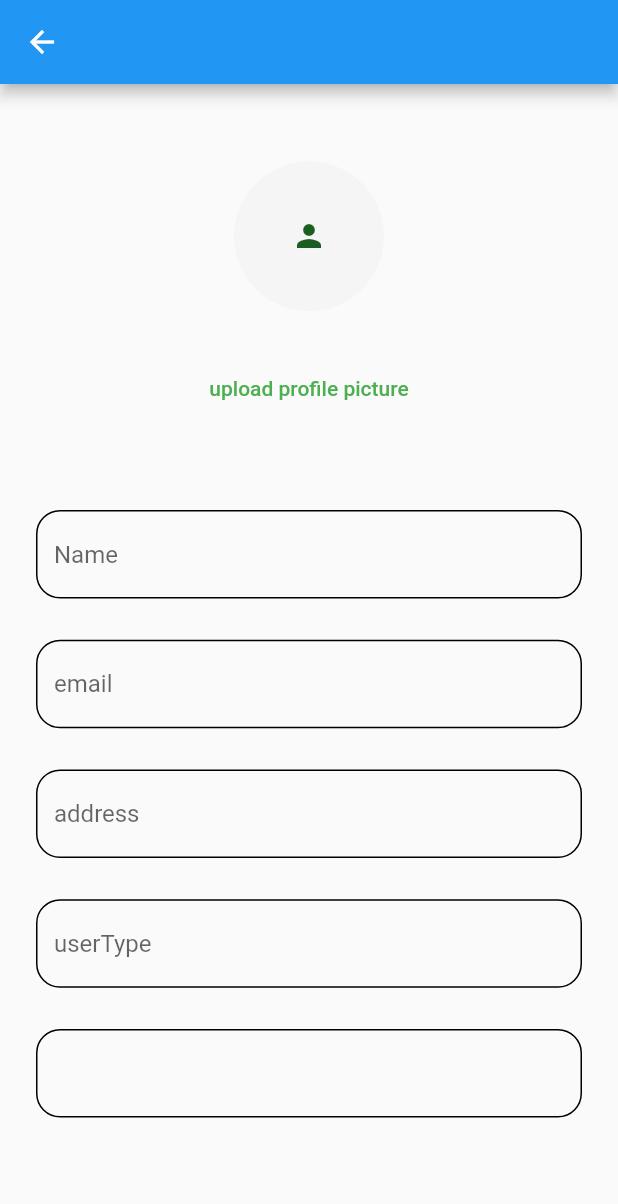
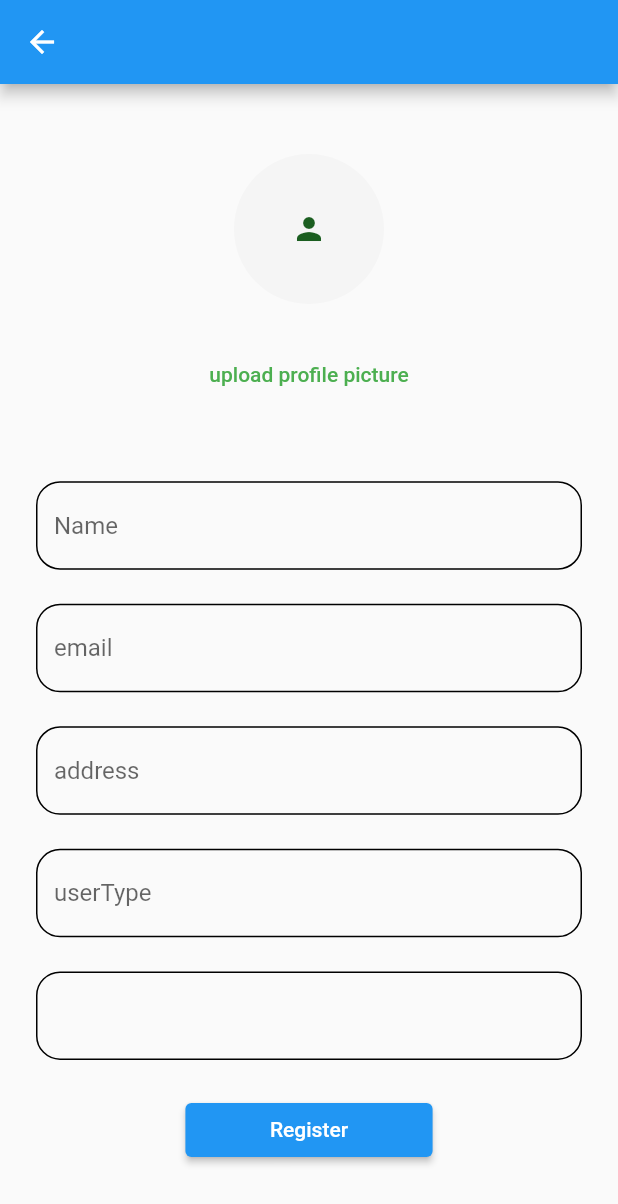
Before and after one commit to abhyas132/Food-Mattters, a Flutter app: the RegistrationScreen screen opened by its route, on a phone screen of 412 x 824 dp. Shown: the top 1204 px of the screen. Run offline on Flutter 3.47's test engine with Material 2 defaults, Android fonts, the phone set to English and light mode, and no system bars; our stand-ins replace dio, firebase_auth, firebase_core, flutter_riverpod, google_fonts, image_picker and 4 more; accounts and stored records are empty.

Commit message:
updated files

```diff
--- a/lib/features/auth/repository/auth_repository.dart
+++ b/lib/features/auth/repository/auth_repository.dart
@@ -23,7 +23,7 @@ class AuthRepository {
       auth.verifyPhoneNumber(
         phoneNumber: phoneNumber,
         verificationCompleted: (PhoneAuthCredential credential) async {
-          await auth.signInWithCredential(credential);
+          // await auth.signInWithCredential(credential);
         },
         verificationFailed: (e) {
           throw Exception(e.message);
--- a/lib/features/user_services/screens/registration_screen.dart
+++ b/lib/features/user_services/screens/registration_screen.dart
@@ -66,8 +66,7 @@ class RegistrationScreen extends ConsumerWidget {
                                     child: ElevatedButton(
                                       child: const Text('Gallery'),
                                       onPressed: () {
-                                        userController.selectImage(
-                                            false);
+                                        userController.selectImage(false);
                                       },
                                     )),
                               ],
@@ -105,8 +104,12 @@ class RegistrationScreen extends ConsumerWidget {
               TextField(
                 decoration: inputDecoration,
               ),
-              GestureDetector(
-                child: Container(),
+              SizedBox(
+                width: MediaQuery.of(context).size.width * 0.4,
+                child: ElevatedButton(
+                  child: const Text('Register'),
+                  onPressed: () {},
+                ),
               )
             ]),
       ),
--- a/lib/main.dart
+++ b/lib/main.dart
@@ -29,8 +29,9 @@ class MyApp extends StatelessWidget {
         primarySwatch: Colors.blue,
       ),
       onGenerateRoute: (settings) => generateRoute(settings),
-      // home: OnBoardingPage(),
-      home : RegistrationScreen(),
+      home: OnBoardingPage(),
+      //TODO: UNCOMMENT AND CHECK THIS SCREEN
+      // home : RegistrationScreen(),
     );
   }
 }
--- a/lib/models/user_model.dart
+++ b/lib/models/user_model.dart
@@ -26,7 +26,7 @@ class UserModel {
   UserModel copyWith({
     String? userId,
     String? name,
-    String? phone,
+    String? phoneNumber,
     String? email,
     String? addressString,
     List<double>? addressPoint,
@@ -37,7 +37,7 @@ class UserModel {
     return UserModel(
       userId: userId ?? this.userId,
       name: name ?? this.name,
-      phoneNumber: phone ?? this.phoneNumber,
+      phoneNumber: phoneNumber ?? this.phoneNumber,
       email: email ?? this.email,
       addressString: addressString ?? this.addressString,
       addressPoint: addressPoint ?? this.addressPoint,
```
